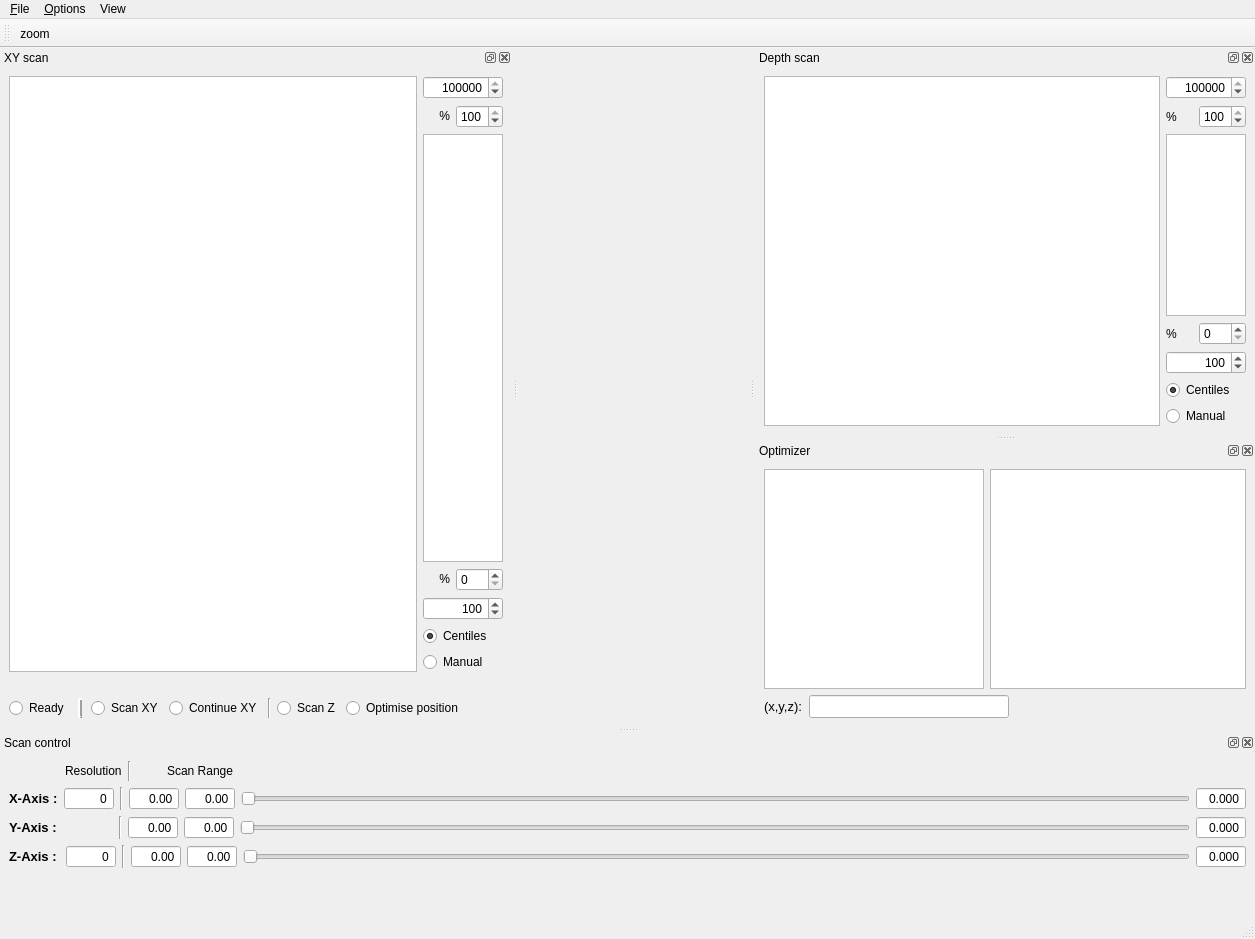
Ulm-IQO/qudi, file gui/Confocal/ConfocalGuiUI.ui: the form before one commit.
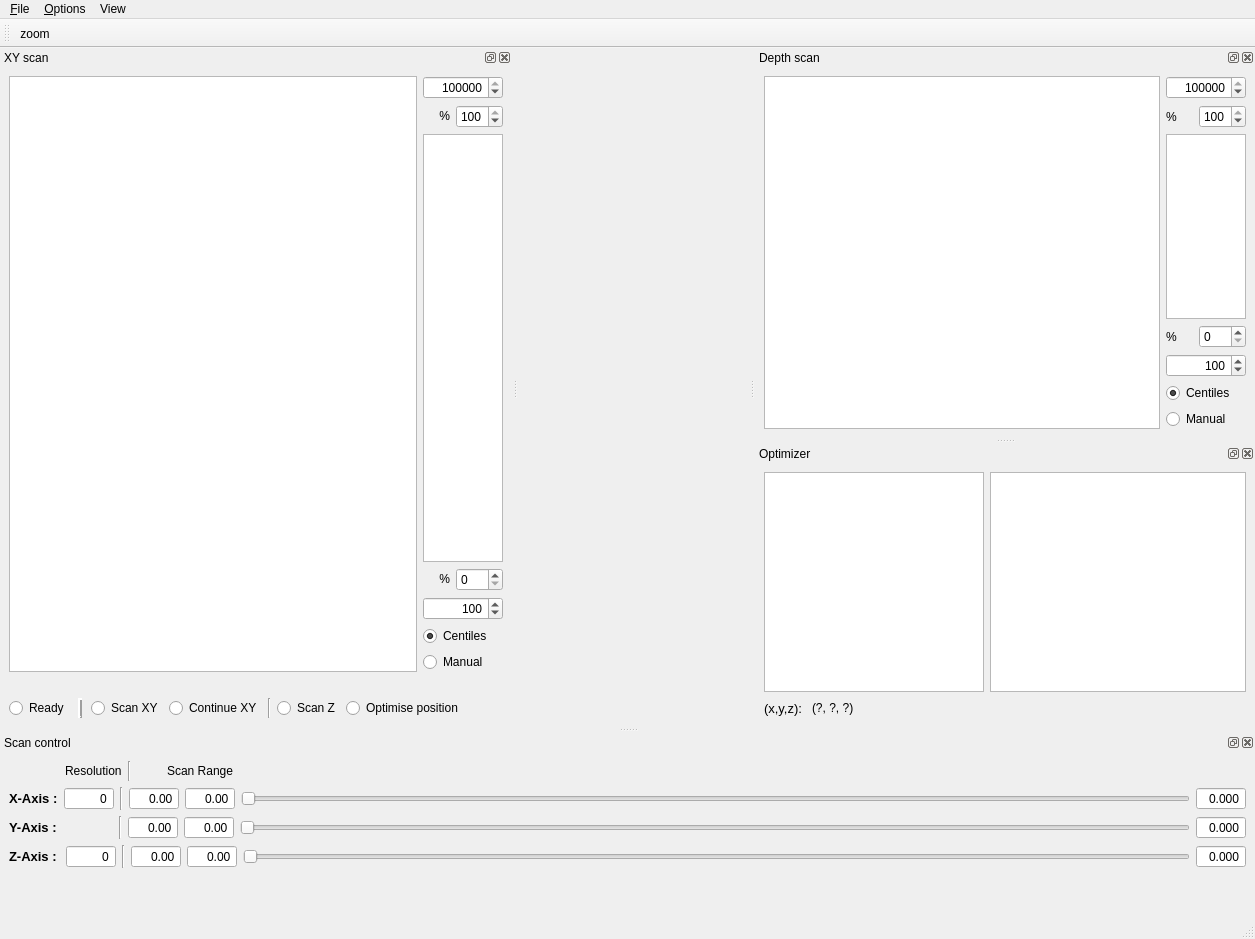
The form after the commit. Icons and pictures are not drawn. Custom widgets are drawn as their Qt base class.

Commit message: Changed Optimiser position readout to the new (x,y,z) form.  Also changed this readout to a selectable label rather than an uneditable line-edit (in Confocal, PoiManager, and Optimiser).

Diff of the .ui file:
```diff
--- a/gui/Confocal/ConfocalGuiUI.ui
+++ b/gui/Confocal/ConfocalGuiUI.ui
@@ -344,7 +344,7 @@
       </layout>
      </item>
      <item>
-      <layout class="QHBoxLayout" name="horizontalLayout_13" stretch="0,1,0">
+      <layout class="QHBoxLayout" name="horizontalLayout_13" stretch="0,0,0">
        <item>
         <widget class="QLabel" name="label_9">
          <property name="font">
@@ -353,25 +353,20 @@
           </font>
          </property>
          <property name="text">
-          <string>(x,y,z):</string>
+          <string>(x,y,z): </string>
          </property>
         </widget>
        </item>
        <item>
-        <widget class="QLineEdit" name="refocus_position_ViewWidget">
-         <property name="maximumSize">
-          <size>
-           <width>200</width>
-           <height>16777215</height>
-          </size>
+        <widget class="QLabel" name="refocus_position_label">
+         <property name="toolTip">
+          <string>This text is selectable.  Copy and paste into labnotes.</string>
          </property>
-         <property name="font">
-          <font>
-           <pointsize>10</pointsize>
-          </font>
+         <property name="text">
+          <string>(?, ?, ?)</string>
          </property>
-         <property name="readOnly">
-          <bool>true</bool>
+         <property name="textInteractionFlags">
+          <set>Qt::LinksAccessibleByMouse|Qt::TextSelectableByKeyboard|Qt::TextSelectableByMouse</set>
          </property>
         </widget>
        </item>
```
The commit also changes 8 other files.
